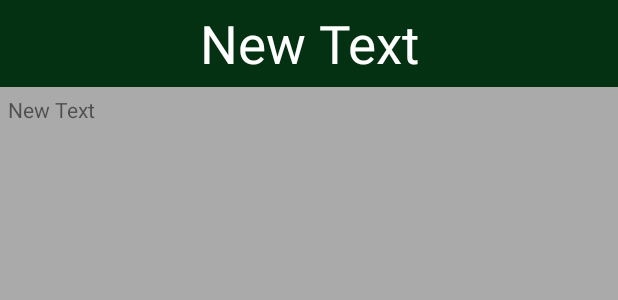
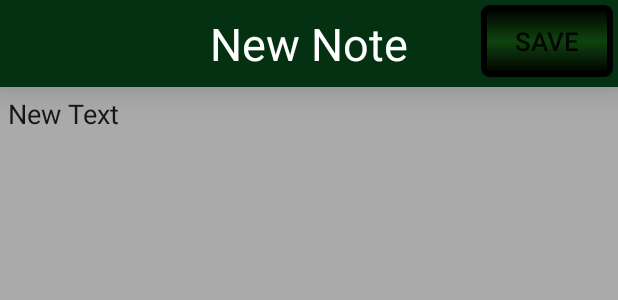
Before and after one commit to prestongarno/ToDoApp, an Android app: the layout edit_note_activity.xml on its own in the app's theme, with its tools: preview values and no code run, on a phone screen of 412 x 824 dp. Shown: the top 300 px of the screen. Run offline under Robolectric (Android 15) with nearby library versions, the phone set to English and light mode, and no system bars.

Commit message:
started xml layout for note editor

```diff
--- /dev/null
+++ b/app/src/main/res/drawable/drawable_test_button.xml
@@ -0,0 +1,11 @@
+<?xml version="1.0" encoding="utf-8"?>
+<shape xmlns:android="http://schemas.android.com/apk/res/android"
+    android:shape="rectangle">
+    <gradient
+        android:startColor="#000000"
+        android:centerColor="#0f430f"
+        android:endColor="#000000"
+        android:angle="270" />
+    <corners android:radius="4dp" />
+    <stroke android:width="6px" android:color="#000000" />
+</shape>
--- a/app/src/main/res/layout/edit_note_activity.xml
+++ b/app/src/main/res/layout/edit_note_activity.xml
@@ -1,24 +1,43 @@
 <?xml version="1.0" encoding="utf-8"?>
 <LinearLayout xmlns:android="http://schemas.android.com/apk/res/android"
-    android:orientation="vertical" android:layout_width="match_parent"
+    android:orientation="vertical"
+    android:layout_width="match_parent"
     android:layout_height="match_parent">
 
-    <TextView
+    <RelativeLayout
         android:layout_width="match_parent"
         android:layout_height="wrap_content"
-        android:text="New Text"
-        android:textSize="35sp"
-        android:textColor="@color/textColor"
-        android:padding="5dp"
-        android:gravity="center"
-        android:id="@+id/edit_note_title_bar"
-        android:background="@color/colorPrimaryDark"/>
-
-    <TextView
+        android:padding="3dp"
+        android:background="@color/colorPrimaryDark"
+        android:elevation="15dp">
+        <TextView
+            android:layout_width="match_parent"
+            android:layout_height="wrap_content"
+            android:text="New Note"
+            android:textSize="30sp"
+            android:textColor="@color/textColor"
+            android:padding="5dp"
+            android:gravity="center"
+            android:id="@+id/edit_note_title_bar"
+            android:background="@color/colorPrimaryDark"
+            android:singleLine="true"
+            android:ellipsize="end"/>
+        <Button
+            android:layout_width="wrap_content"
+            android:layout_height="wrap_content"
+            android:padding="5sp"
+            android:layout_alignEnd="@id/edit_note_title_bar"
+            android:background="@drawable/drawable_test_button"
+            android:id="@+id/imagebtn_save_note"
+            android:text="Save"
+            android:textSize="17sp"/>
+    </RelativeLayout>
+    <EditText
         android:layout_width="fill_parent"
         android:layout_height="fill_parent"
         android:text="New Text"
         android:id="@+id/edit_description"
         android:padding="5dp"
-        android:background="@android:color/darker_gray" />
+        android:background="@android:color/darker_gray"
+        android:gravity="start"/>
 </LinearLayout>
```
Also changed, not shown: app/src/main/res/drawable-xxhdpi/drawable-mdpi/ic_action_name.png (added).
